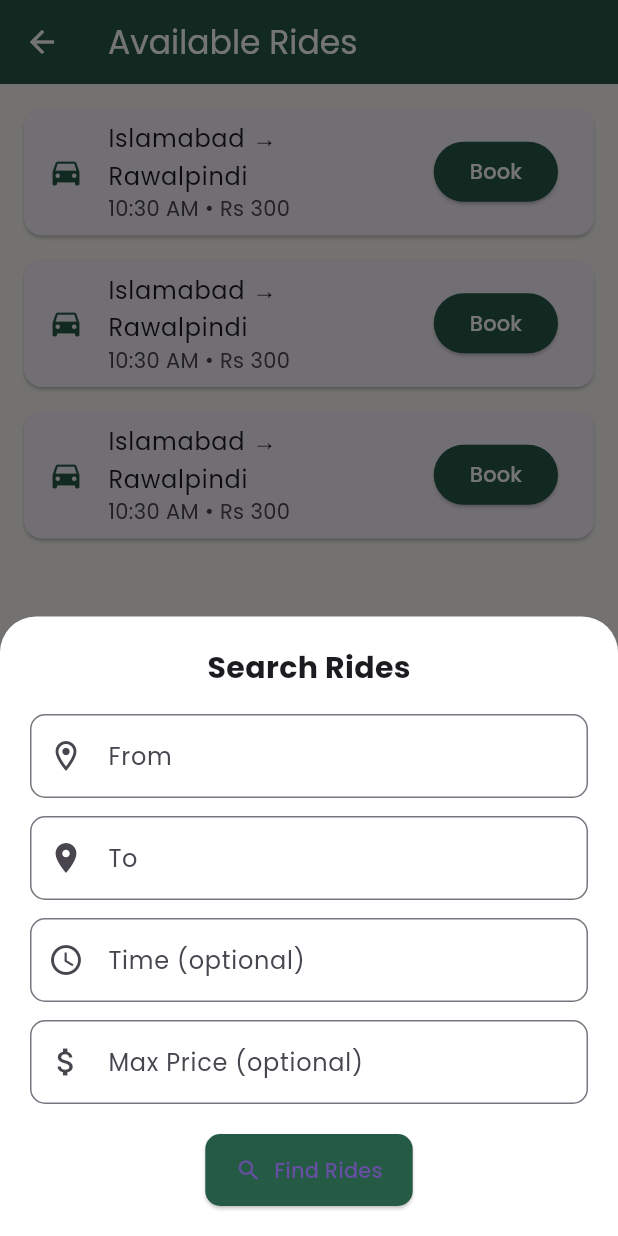
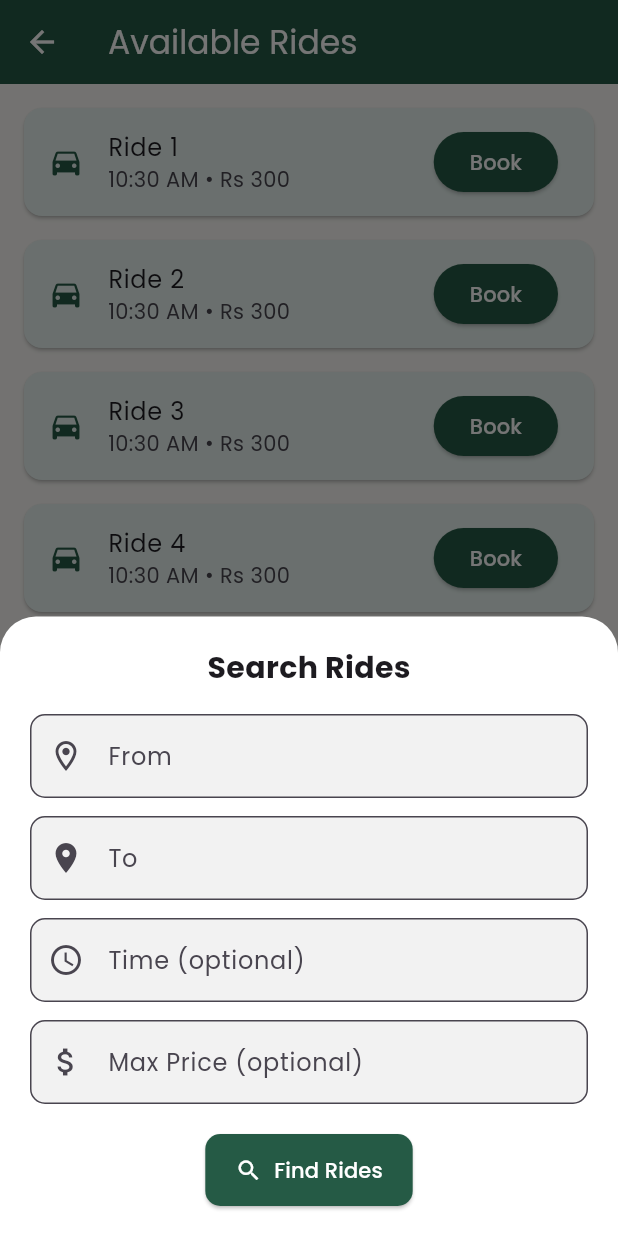
Before and after one commit to alibassam24/Carpool, a Flutter app: the RidesScreen screen opened directly, after a tap on "Search", on a phone screen of 412 x 824 dp. Run offline on Flutter 3.47's test engine with Material 3 defaults, Android fonts, the light colour scheme and no system bars; our stand-ins replace get, google_fonts, shared_preferences; accounts and stored records are empty.

Commit message:
rides screen fixes

```diff
--- a/lib/screens/rider/rides_screen.dart
+++ b/lib/screens/rider/rides_screen.dart
@@ -1,53 +1,89 @@
 import 'package:flutter/material.dart';
 
-class RidesScreen extends StatelessWidget {
+class RidesScreen extends StatefulWidget {
   const RidesScreen({super.key});
 
   @override
-  Widget build(BuildContext context) {
-    return Scaffold(
-      backgroundColor: const Color(0xFFFAF9F6), // Brand background
-      appBar: AppBar(
-        backgroundColor: const Color(0xFF255A45),
-        foregroundColor: Colors.white,
-        title: const Text("Available Rides"),
-        elevation: 0,
-      ),
-      body: ListView.builder(
-        padding: const EdgeInsets.all(16),
-        itemCount: 3, // mock 3 rides
-        itemBuilder: (context, index) {
-          return Card(
-            margin: const EdgeInsets.only(bottom: 16),
-            shape: RoundedRectangleBorder(borderRadius: BorderRadius.circular(12)),
-            child: ListTile(
-              leading: const Icon(Icons.directions_car, color: Color(0xFF255A45)),
-              title: const Text("Islamabad → Rawalpindi"),
-              subtitle: Text("10:30 AM • Rs 300"),
-              trailing: ElevatedButton(
-                onPressed: () {},
-                style: ElevatedButton.styleFrom(
-                  backgroundColor: const Color(0xFF255A45),
-                ),
-                child: const Text("Book", style: TextStyle(color: Colors.white)),
-              ),
-            ),
-          );
-        },
-      ),
+  State<RidesScreen> createState() => _RidesScreenState();
+}
 
-      floatingActionButton: FloatingActionButton.extended(
-        foregroundColor: Colors.white,
-        onPressed: () => _showSearchBottomSheet(context),
-        backgroundColor: const Color(0xFF255A45),
-        icon: const Icon(Icons.search),
-        label: const Text("Search"),
-      ),
-    );
+class _RidesScreenState extends State<RidesScreen> {
+  final List<String> _rides = [];
+  bool _isLoadingMore = false;
+  bool _hasMore = true;
+  int _page = 1;
+
+  final ScrollController _scrollController = ScrollController();
+
+  @override
+  void initState() {
+    super.initState();
+
+    // ✅ Delay data fetch after first frame (to prevent build error)
+    WidgetsBinding.instance.addPostFrameCallback((_) {
+      _loadRides();
+    });
+
+    _scrollController.addListener(_onScroll);
   }
 
+  /// 🧠 Loads mock rides data with pagination support
+  Future<void> _loadRides({bool refresh = false}) async {
+    if (_isLoadingMore) return;
+
+    if (refresh) {
+      setState(() {
+        _page = 1;
+        _rides.clear();
+        _hasMore = true;
+      });
+    }
+
+    setState(() => _isLoadingMore = true);
+
+    // Simulate API/network delay
+    await Future.delayed(const Duration(seconds: 2));
+
+    if (_page > 3) {
+      // No more pages
+      setState(() {
+        _hasMore = false;
+        _isLoadingMore = false;
+      });
+      return;
+    }
+
+    // 🧪 Mock ride data
+    List<String> newRides = List.generate(
+      10,
+      (index) => "Ride ${((_page - 1) * 10) + index + 1}",
+    );
+
+    setState(() {
+      _rides.addAll(newRides);
+      _isLoadingMore = false;
+      _page++;
+    });
+  }
+
+  /// 📦 Automatically load more rides when user scrolls near bottom
+  void _onScroll() {
+    if (_scrollController.position.pixels >=
+            _scrollController.position.maxScrollExtent - 200 &&
+        !_isLoadingMore &&
+        _hasMore) {
+      _loadRides();
+    }
+  }
+
+  @override
+  void dispose() {
+    _scrollController.dispose();
+    super.dispose();
+  }
+
+  /// 🔍 Shows search modal bottom sheet with white background
   void _showSearchBottomSheet(BuildContext context) {
-
     showModalBottomSheet(
       context: context,
       isScrollControlled: true,
@@ -57,11 +93,11 @@ class RidesScreen extends StatelessWidget {
       ),
       builder: (context) {
         return Padding(
-          padding: EdgeInsets.only(
-            top: 20,
-            left: 20,
-            right: 20,
-            bottom: MediaQuery.of(context).viewInsets.bottom + 20,
+          padding: EdgeInsets.fromLTRB(
+            20,
+            20,
+            20,
+            MediaQuery.of(context).viewInsets.bottom + 20,
           ),
           child: Column(
             mainAxisSize: MainAxisSize.min,
@@ -71,59 +107,27 @@ class RidesScreen extends StatelessWidget {
                 style: TextStyle(fontSize: 20, fontWeight: FontWeight.bold),
               ),
               const SizedBox(height: 16),
-
-              // From
-              TextField(
-                decoration: InputDecoration(
-                  labelText: "From",
-                  prefixIcon: const Icon(Icons.location_on_outlined),
-                  border: OutlineInputBorder(borderRadius: BorderRadius.circular(10)),
-                ),
-              ),
+              _buildSearchField("From", Icons.location_on_outlined),
               const SizedBox(height: 12),
-
-              // To
-              TextField(
-                decoration: InputDecoration(
-                  labelText: "To",
-                  prefixIcon: const Icon(Icons.location_on),
-                  border: OutlineInputBorder(borderRadius: BorderRadius.circular(10)),
-                ),
-              ),
+              _buildSearchField("To", Icons.location_on),
               const SizedBox(height: 12),
-
-              // Date & Time
-              TextField(
-                decoration: InputDecoration(
-                  labelText: "Time (optional)",
-                  prefixIcon: const Icon(Icons.access_time),
-                  border: OutlineInputBorder(borderRadius: BorderRadius.circular(10)),
-                ),
-              ),
+              _buildSearchField("Time (optional)", Icons.access_time),
               const SizedBox(height: 12),
-
-              // Price filter (optional)
-              TextField(
-                decoration: InputDecoration(
-                  labelText: "Max Price (optional)",
-                  prefixIcon: const Icon(Icons.attach_money),
-                  border: OutlineInputBorder(borderRadius: BorderRadius.circular(10)),
-                ),
-                keyboardType: TextInputType.number,
-              ),
+              _buildSearchField("Max Price (optional)", Icons.attach_money),
               const SizedBox(height: 20),
-
               ElevatedButton.icon(
                 onPressed: () {
                   Navigator.pop(context);
-                  // TODO: Apply filter logic
+                  // TODO: Add actual search filter logic here
                 },
                 icon: const Icon(Icons.search),
                 label: const Text("Find Rides"),
                 style: ElevatedButton.styleFrom(
                   backgroundColor: const Color(0xFF255A45),
+                  foregroundColor: Colors.white,
                   padding: const EdgeInsets.symmetric(vertical: 14, horizontal: 20),
-                  shape: RoundedRectangleBorder(borderRadius: BorderRadius.circular(10)),
+                  shape: RoundedRectangleBorder(
+                      borderRadius: BorderRadius.circular(10)),
                 ),
               ),
             ],
@@ -132,4 +136,73 @@ class RidesScreen extends StatelessWidget {
       },
     );
   }
+
+  /// 🔤 Reusable input field used inside search modal
+  Widget _buildSearchField(String label, IconData icon) {
+    return TextField(
+      decoration: InputDecoration(
+        labelText: label,
+        prefixIcon: Icon(icon),
+        filled: true,
+        fillColor: const Color(0xFFF2F2F2),
+        border: OutlineInputBorder(borderRadius: BorderRadius.circular(10)),
+      ),
+    );
+  }
+
+  @override
+  Widget build(BuildContext context) {
+    return Scaffold(
+      backgroundColor: const Color(0xFFFAF9F6),
+      appBar: AppBar(
+        title: const Text("Available Rides"),
+        backgroundColor: const Color(0xFF255A45),
+        foregroundColor: Colors.white,
+        elevation: 0,
+      ),
+      body: RefreshIndicator(
+        onRefresh: () => _loadRides(refresh: true),
+        child: ListView.builder(
+          controller: _scrollController,
+          padding: const EdgeInsets.all(16),
+          itemCount: _rides.length + (_hasMore ? 1 : 0),
+          itemBuilder: (context, index) {
+            if (index < _rides.length) {
+              return Card(
+                color: const Color(0xFFE6F2EF),
+                margin: const EdgeInsets.only(bottom: 16),
+                shape: RoundedRectangleBorder(
+                    borderRadius: BorderRadius.circular(12)),
+                child: ListTile(
+                  leading:
+                      const Icon(Icons.directions_car, color: Color(0xFF255A45)),
+                  title: Text(_rides[index]),
+                  subtitle: const Text("10:30 AM • Rs 300"),
+                  trailing: ElevatedButton(
+                    onPressed: () {},
+                    style: ElevatedButton.styleFrom(
+                      backgroundColor: const Color(0xFF255A45),
+                    ),
+                    child: const Text("Book", style: TextStyle(color: Colors.white)),
+                  ),
+                ),
+              );
+            } else {
+              return const Padding(
+                padding: EdgeInsets.all(16),
+                child: Center(child: CircularProgressIndicator()),
+              );
+            }
+          },
+        ),
+      ),
+      floatingActionButton: FloatingActionButton.extended(
+        onPressed: () => _showSearchBottomSheet(context),
+        backgroundColor: const Color(0xFF255A45),
+        foregroundColor: Colors.white,
+        icon: const Icon(Icons.search),
+        label: const Text("Search"),
+      ),
+    );
+  }
 }
```
Also changed, not shown: lib/screens/rider/profile_screen.dart (line endings or trailing spaces).
